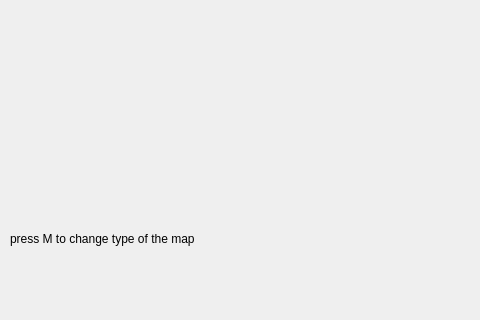
The window that api/main.ui (123name123/super_mega_cool_project) describes before a commit, drawn with Qt 5; both pictures show x 0 to 480 and y 257 to 577 of the 674 by 577 pixel window.
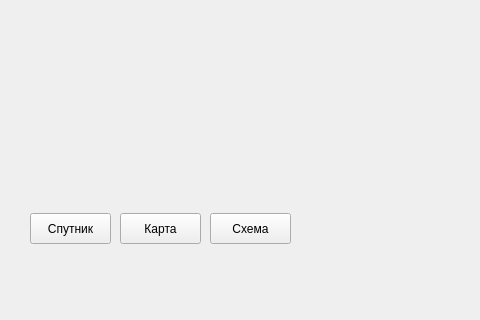
The same window after the commit.

What changed in the file:
```diff
--- a/api/main.ui
+++ b/api/main.ui
@@ -27,17 +27,43 @@
      <string/>
     </property>
    </widget>
-   <widget class="QLabel" name="label">
+   <widget class="QPushButton" name="pushButton">
     <property name="geometry">
      <rect>
-      <x>10</x>
-      <y>480</y>
-      <width>211</width>
+      <x>30</x>
+      <y>470</y>
+      <width>81</width>
       <height>31</height>
      </rect>
     </property>
     <property name="text">
-     <string>press M to change type of the map</string>
+     <string>Спутник</string>
+    </property>
+   </widget>
+   <widget class="QPushButton" name="pushButton_2">
+    <property name="geometry">
+     <rect>
+      <x>120</x>
+      <y>470</y>
+      <width>81</width>
+      <height>31</height>
+     </rect>
+    </property>
+    <property name="text">
+     <string>Карта</string>
+    </property>
+   </widget>
+   <widget class="QPushButton" name="pushButton_3">
+    <property name="geometry">
+     <rect>
+      <x>210</x>
+      <y>470</y>
+      <width>81</width>
+      <height>31</height>
+     </rect>
+    </property>
+    <property name="text">
+     <string>Схема</string>
     </property>
    </widget>
   </widget>
```
Left out of the diff: 2 changed lines with no effect on the pictures.
